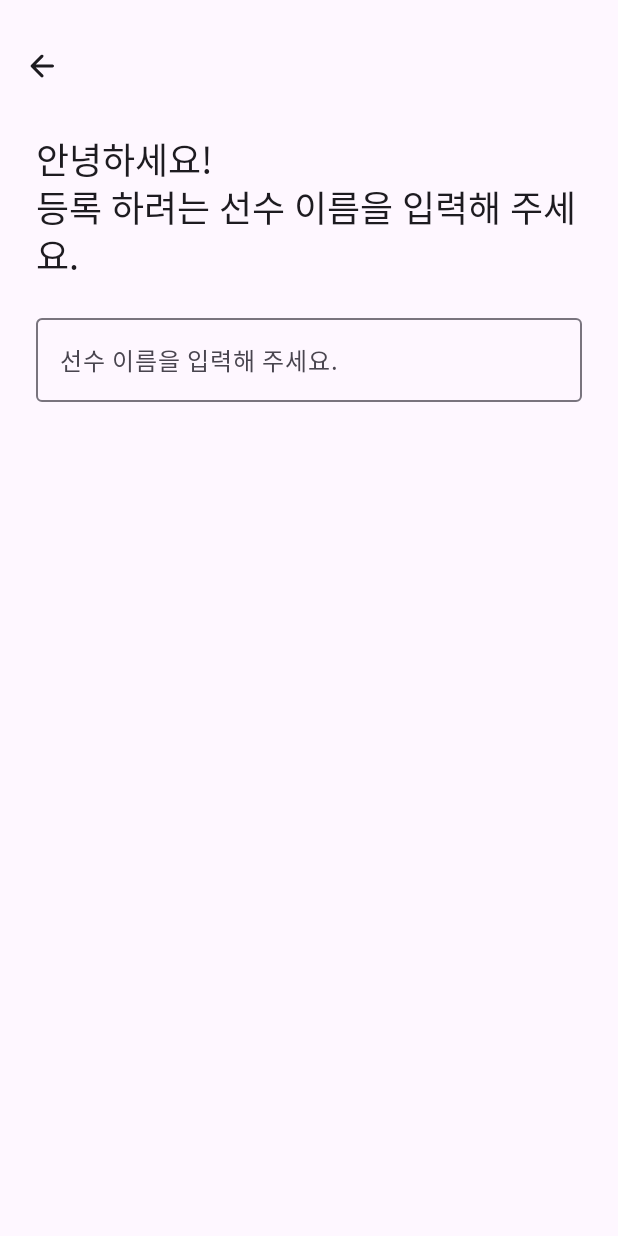
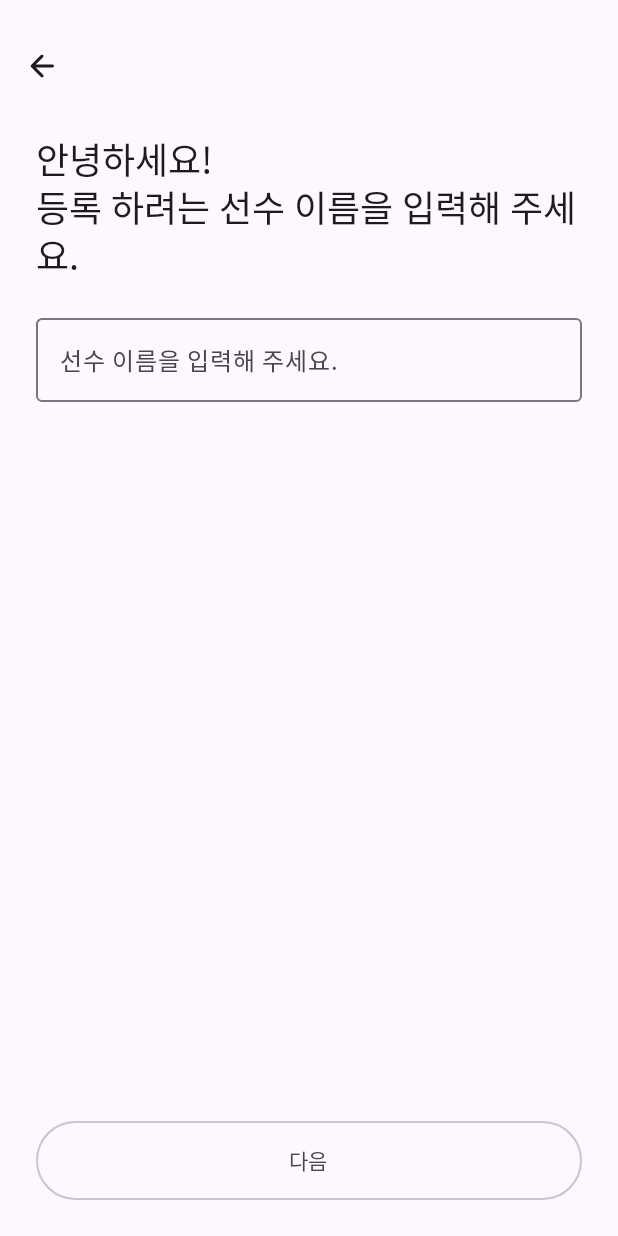
Before and after one commit to Hydratant/team, an Android app built with Jetpack Compose: the screen it shows after launch (MainActivity), on a phone screen of 412 x 824 dp. Run offline under Robolectric (Android 15) with nearby library versions, the phone set to English and light mode, and no system bars; our stand-ins replace Dagger/Hilt's generated code, Timber.

Commit message:
BT-14 : AddScreen Button 추가

```diff
--- a/app/src/main/AndroidManifest.xml
+++ b/app/src/main/AndroidManifest.xml
@@ -16,7 +16,8 @@
         <activity
             android:name=".MainActivity"
             android:exported="true"
-            android:theme="@style/Theme.BasketballTeam">
+            android:theme="@style/Theme.BasketballTeam"
+            android:windowSoftInputMode="adjustResize">
             <intent-filter>
                 <action android:name="android.intent.action.MAIN" />
 
--- a/app/src/main/java/co/tami/basketball/team/ui/add/PlayerAddScreen.kt
+++ b/app/src/main/java/co/tami/basketball/team/ui/add/PlayerAddScreen.kt
@@ -2,10 +2,12 @@ package co.tami.basketball.team.ui.add
 
 import androidx.compose.foundation.layout.Box
 import androidx.compose.foundation.layout.Column
+import androidx.compose.foundation.layout.Spacer
 import androidx.compose.foundation.layout.fillMaxSize
 import androidx.compose.foundation.layout.fillMaxWidth
 import androidx.compose.foundation.layout.padding
 import androidx.compose.material3.MaterialTheme
+import androidx.compose.material3.OutlinedButton
 import androidx.compose.material3.OutlinedTextField
 import androidx.compose.material3.Scaffold
 import androidx.compose.material3.Text
@@ -61,7 +63,8 @@ fun PlayerNavHost(
 fun PlayerAddColumn(
     infoText: String,
     body: @Composable () -> Unit,
-    modifier: Modifier = Modifier
+    modifier: Modifier = Modifier,
+    onNextClick: () -> Unit = {}
 ) {
     Column(modifier = modifier) {
 
@@ -74,6 +77,25 @@ fun PlayerAddColumn(
         )
         VerticalSpacer(size = 24.dp)
         body()
+
+        Spacer(modifier = Modifier.weight(1f))
+
+        OutlinedButton(
+            modifier = Modifier
+                .fillMaxWidth()
+                .padding(
+                    horizontal = 24.dp,
+                    vertical = 24.dp
+                ),
+            onClick = onNextClick
+        ) {
+            Text(
+                modifier = Modifier.padding(8.dp),
+                text = stringResource(id = R.string.next)
+            )
+        }
+
+
     }
 }
 
--- a/app/src/main/res/values/strings.xml
+++ b/app/src/main/res/values/strings.xml
@@ -1,6 +1,7 @@
 <resources>
     <string name="app_name">BasketballTeam</string>
     <string name="back">뒤로 가기</string>
+    <string name="next">다음</string>
 
     <!-- PlayerAddStrings -->
     <string name="player_name_placeholder">선수 이름을 입력해 주세요.</string>
```
